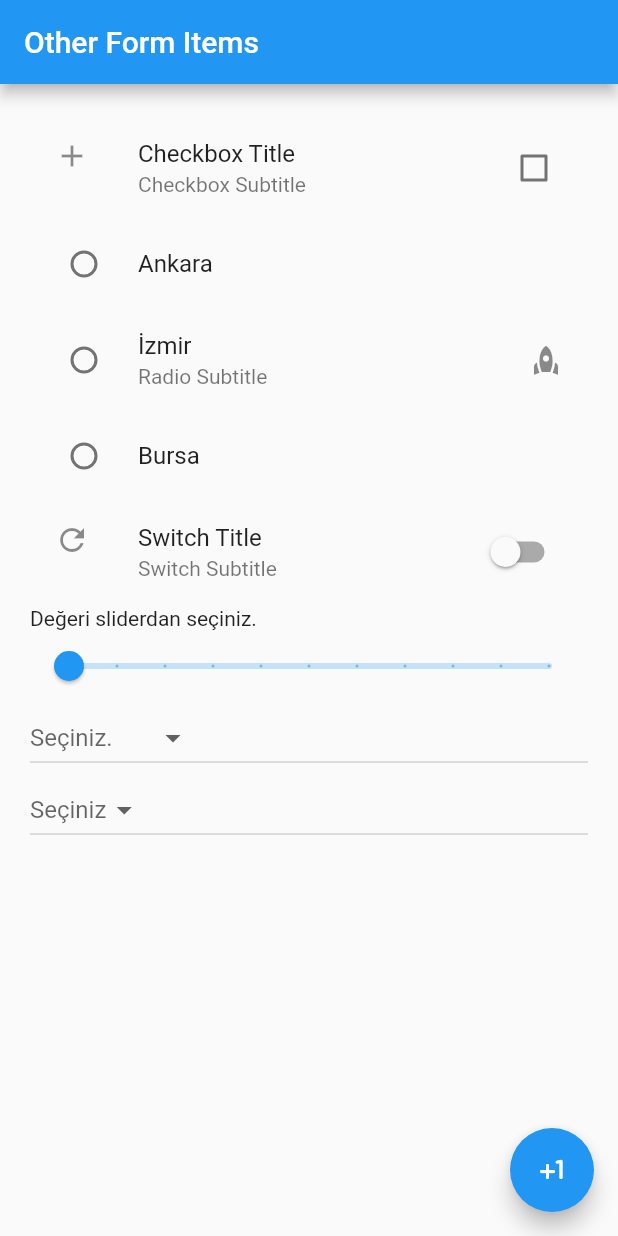
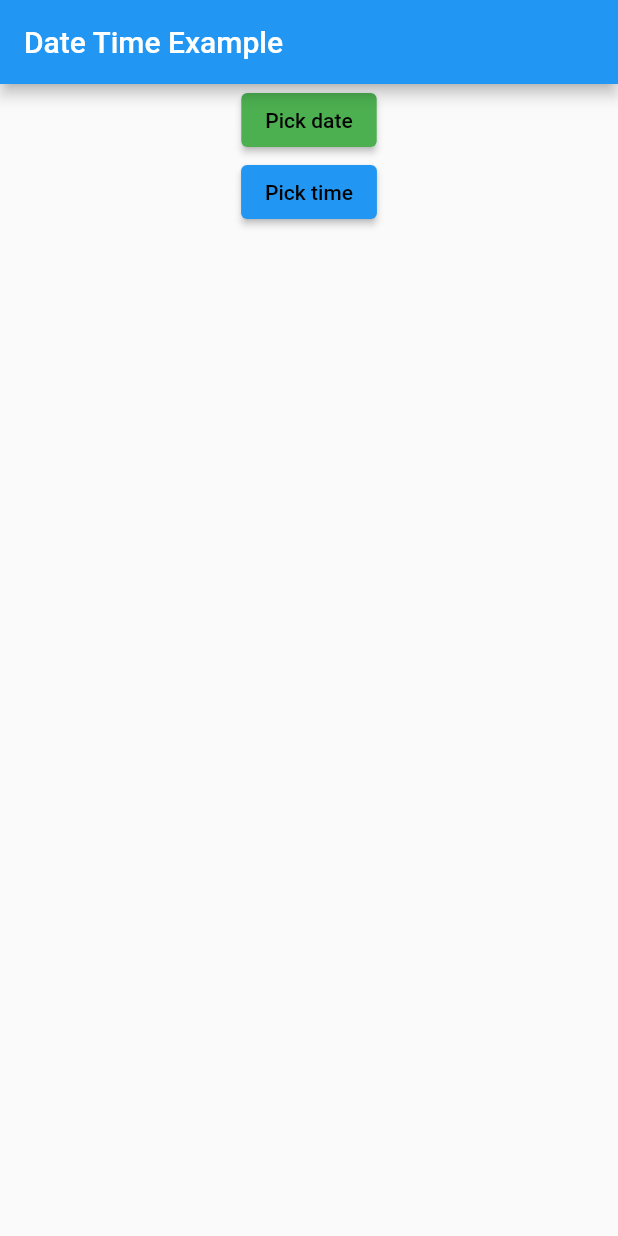
Before and after one commit to Ardasak/learn-flutter, a Flutter app: the screen it shows after launch, on a phone screen of 412 x 824 dp. Run offline on Flutter 3.47's test engine with Material 2 defaults, Android fonts, the light colour scheme and no system bars; our stand-ins replace date_format, email_validator, flutter_easyloading, palette_generator.

Commit message:
Date Picker and Time Picker

```diff
--- /dev/null
+++ b/textfield_features/lib/date_time_picker.dart
@@ -0,0 +1,54 @@
+import 'package:flutter/material.dart';
+import 'package:date_format/date_format.dart';
+
+class DateTimeExample extends StatefulWidget {
+  DateTimeExample({Key? key}) : super(key: key);
+
+  @override
+  State<DateTimeExample> createState() => _DateTimeExampleState();
+}
+
+class _DateTimeExampleState extends State<DateTimeExample> {
+  @override
+  Widget build(BuildContext context) {
+    DateTime current = DateTime.now();
+    DateTime kirkYilOnce = DateTime(current.year - 40, current.month, current.day, current.hour, current.minute, current.second, current.millisecond, current.microsecond);
+
+    TimeOfDay currentTime = TimeOfDay.now();
+
+    return Scaffold(
+      appBar: AppBar(title: Text("Date Time Example")),
+      body: Center(
+          child: Column(
+        children: [
+          ElevatedButton(
+              onPressed: () {
+                showDatePicker(context: context, initialDate: current, firstDate: kirkYilOnce, lastDate: current).then((value) {
+                  debugPrint(DateTime.parse(value.toString()).toString());
+                  debugPrint(formatDate(value!, [yy, '-', mm, '-', dd]));
+                  });
+
+              },
+              child: Text(
+                "Pick date",
+                style: TextStyle(color: Colors.black),
+              ),
+              style: ElevatedButton.styleFrom(primary: Colors.green)),
+          ElevatedButton(
+            onPressed: () {
+              showTimePicker(context: context, initialTime: currentTime).then((value){
+                debugPrint(value!.format(context));
+                debugPrint(value.hour.toString() + " : " + value.minute.toString());
+              });
+            },
+            child: Text(
+              "Pick time",
+              style: TextStyle(color: Colors.black),
+            ),
+            style: ElevatedButton.styleFrom(primary: Colors.blue),
+          )
+        ],
+      )),
+    );
+  }
+}
--- a/textfield_features/lib/main.dart
+++ b/textfield_features/lib/main.dart
@@ -1,4 +1,5 @@
 import 'package:flutter/material.dart';
+import 'package:textfield_features/date_time_picker.dart';
 import 'package:textfield_features/global_key_usage.dart';
 import 'package:textfield_features/other_form_items.dart';
 import 'package:textfield_features/text_form_field_usage.dart';
@@ -49,7 +50,7 @@ class _MyAppState extends State<MyApp> {
   Widget build(BuildContext context) {
     return MaterialApp(
       debugShowCheckedModeBanner: false,
-      home: OtherFormItems(),
+      home: DateTimeExample(),
     );
   }
 
--- a/textfield_features/pubspec.yaml
+++ b/textfield_features/pubspec.yaml
@@ -35,6 +35,7 @@ dependencies:
   # Use with the CupertinoIcons class for iOS style icons.
   cupertino_icons: ^1.0.2
   email_validator: ^2.0.1
+  date_format: ^2.0.6
 
 dev_dependencies:
   flutter_test:
```
Also changed, not shown: textfield_features/pubspec.lock.
